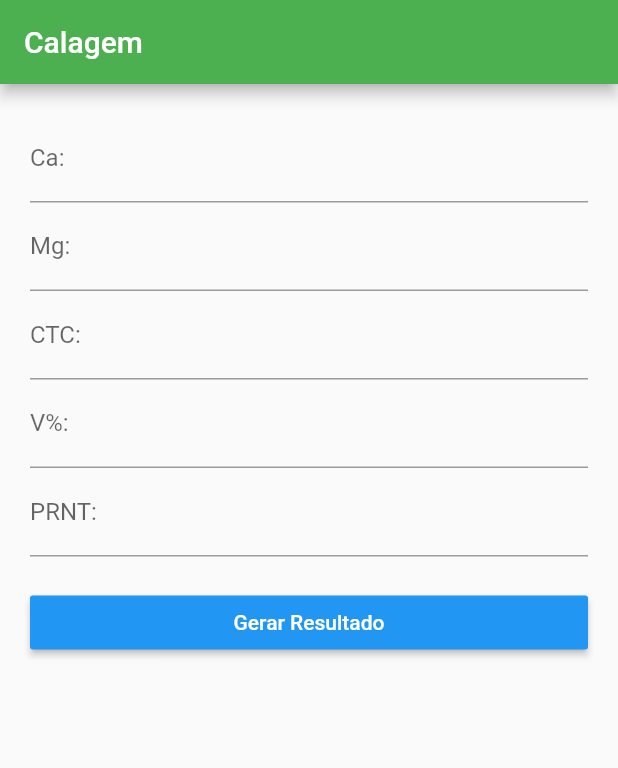
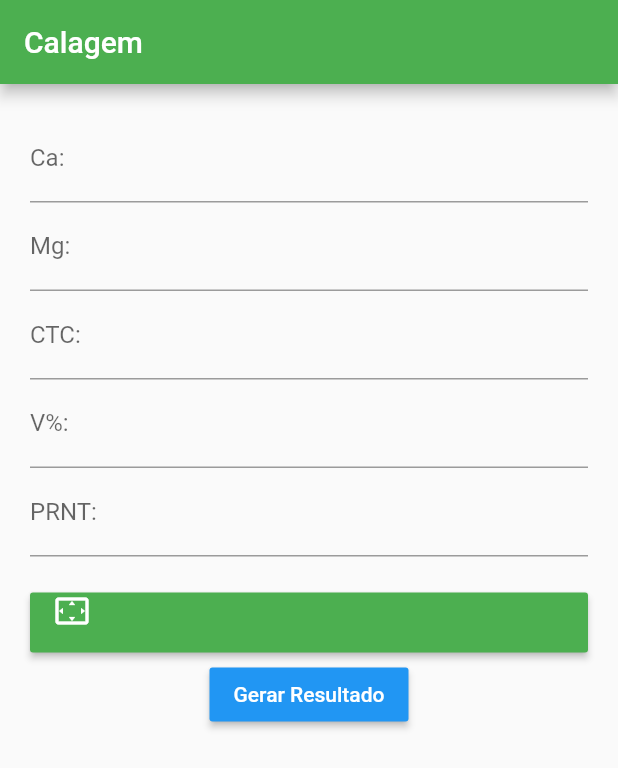
Before and after one commit to Mauricioz3z/agrorec, a Flutter app: the HomePage screen opened by its route, on a phone screen of 412 x 824 dp. Shown: the top 768 px of the screen. Run offline on Flutter 3.47's test engine with Material 2 defaults, Android fonts, the phone set to English and light mode, and no system bars; our stand-ins replace charts_flutter, flutter_masked_text.

Commit message:
adicionados icones para botões

```diff
--- a/lib/pages/home_page.dart
+++ b/lib/pages/home_page.dart
@@ -76,7 +76,40 @@ var controller = new MoneyMaskedTextController(decimalSeparator: '.');// new Mas
               // ),
               new Container(
                 width: screenSize.width,
-                child: new RaisedButton(
+                child:Column(
+                  children: <Widget>[
+                     new RaisedButton(
+
+              child: Column( // Replace with a Row for horizontal icon + text
+                  children: <Widget>[
+              Align(
+                alignment: Alignment(-1,0.12),
+                child:  Icon(Icons.settings_overscan,color: Colors.white)
+            ),
+            Align(
+                alignment: Alignment.center,
+                child: Text(
+                    "",
+                    textAlign: TextAlign.center,
+                     style: new TextStyle(
+                      color: Colors.white
+                    )
+                )
+
+
+            )
+
+
+
+
+
+                  ],
+                ),
+
+                  onPressed: () => null,
+                  color: Colors.green,
+                ),
+                new RaisedButton(
                   child: new Text(
                     'Gerar Resultado',
                     style: new TextStyle(
@@ -85,7 +118,11 @@ var controller = new MoneyMaskedTextController(decimalSeparator: '.');// new Mas
                   ),
                   onPressed: () => null,
                   color: Colors.blue,
+                )
+
+                  ]
                 ),
+
                 margin: new EdgeInsets.only(
                   top: 20.0
                 ),
```
